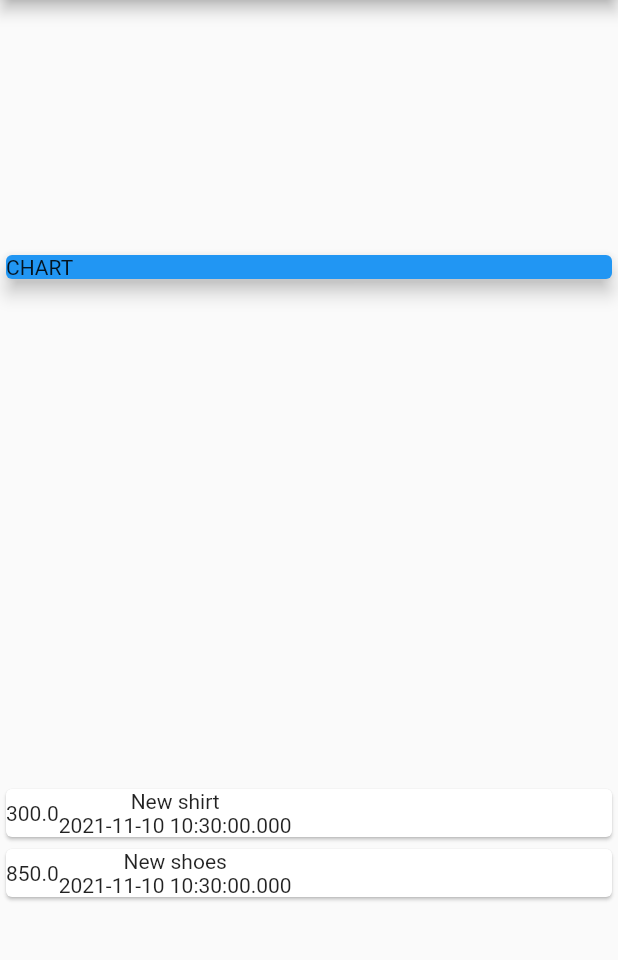
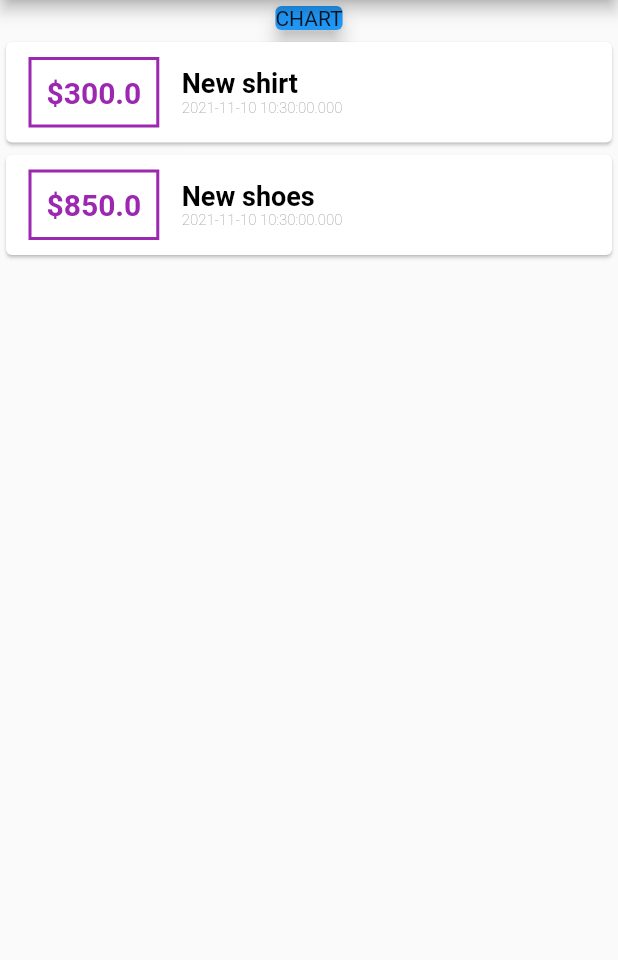
Before and after one commit to Dagi5/Xpenses, a Flutter app: the screen it shows after launch, on a phone screen of 412 x 824 dp, the part 84-1044 px from its top. Run offline on Flutter 3.47's test engine with Material 2 defaults, Android fonts, the phone set to English and light mode, and no system bars.

Commit message:
edited expense list
-changed the view of the expense list section
-added informative comments
-divided code into small section with comments
-

```diff
--- a/lib/main.dart
+++ b/lib/main.dart
@@ -16,6 +16,7 @@ class MyApp extends StatelessWidget {
 }
 
 class MyHomePage extends StatelessWidget {
+//-----------------------------expence list holder------------------------------
   //TODO: let the user add expenses dynamicaly through the app
   final List<Expenses> expenses = [
     Expenses(
@@ -31,6 +32,7 @@ class MyHomePage extends StatelessWidget {
       date: DateTime.now(),
     )
   ];
+//--------------------------##-expence list holder-##---------------------------
 
   @override
   Widget build(BuildContext context) {
@@ -38,14 +40,12 @@ class MyHomePage extends StatelessWidget {
       appBar: AppBar(
         title: const Text("Xpenses"),
       ),
-      body: Column(
-          mainAxisAlignment: MainAxisAlignment.spaceAround,
-          crossAxisAlignment: CrossAxisAlignment.stretch,
-
+      body: Column(mainAxisAlignment: MainAxisAlignment.start,
           // ignore: prefer_const_literals_to_create_immutables
           children: <Widget>[
+//-----------------------------expence chart------------------------------------
             Container(
-              width: double.infinity,
+              // width: double.infinity,
               child: Card(
                 child: Text(
                     "CHART"), //TODO: add chart content instead of Text widget
@@ -53,22 +53,65 @@ class MyHomePage extends StatelessWidget {
                 color: Colors.blue,
               ),
             ),
+//--------------------------##-expence chart-##---------------------------------
+
+//-----------------------------expence list-------------------------------------
             Column(
               children: expenses.map((ex) {
                 //TODO: decorate the card to look better
                 //change the date format to a more readable form
 
+                //this card will hold the cahrts that will show the weeky expenses
                 return (Card(
                   child: Row(children: <Widget>[
-                    Text(ex.amount.toString()),
-                    Column(children: <Widget>[
-                      Text(ex.title),
-                      Text(ex.date.toString()),
-                    ])
+                    Container(
+                      margin: EdgeInsets.symmetric(
+                        vertical: 10,
+                        horizontal: 15,
+                      ),
+                      decoration: BoxDecoration(
+                        border: Border.all(
+                          color: Colors.purple,
+                          width: 2,
+                        ),
+                      ),
+                      padding: EdgeInsets.all(10),
+                      child: Text(
+                        "\$${ex.amount}",
+                        style: TextStyle(
+                          fontWeight: FontWeight.bold,
+                          fontSize: 20,
+                          color: Colors.purple,
+                        ),
+                      ),
+                    ),
+
+                    //this column will hold the lost of all expenses
+                    Column(
+                        crossAxisAlignment: CrossAxisAlignment.start,
+                        mainAxisAlignment: MainAxisAlignment.spaceBetween,
+                        children: <Widget>[
+                          Text(
+                            ex.title,
+                            style: TextStyle(
+                                fontWeight: FontWeight.bold,
+                                fontSize: 18,
+                                color: Colors.black),
+                          ),
+                          Text(
+                            ex.date.toString(),
+                            style: TextStyle(
+                              fontWeight: FontWeight.w100,
+                              fontSize: 10,
+                              color: Colors.grey,
+                            ),
+                          ),
+                        ])
                   ]),
                 ));
               }).toList(),
             ),
+//--------------------------##-expence list-##----------------------------------
           ]),
     );
   }
```
Also changed, not shown: 1 other file.
